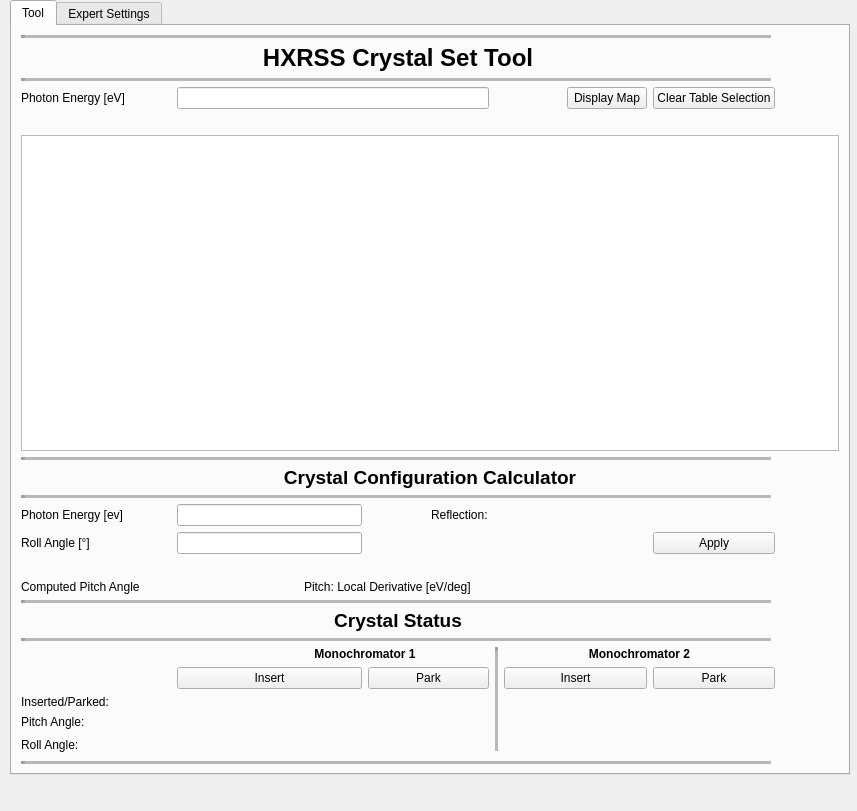
Old version of the form hxrss_main_window.ui in the repository marcguetg/hxrss.
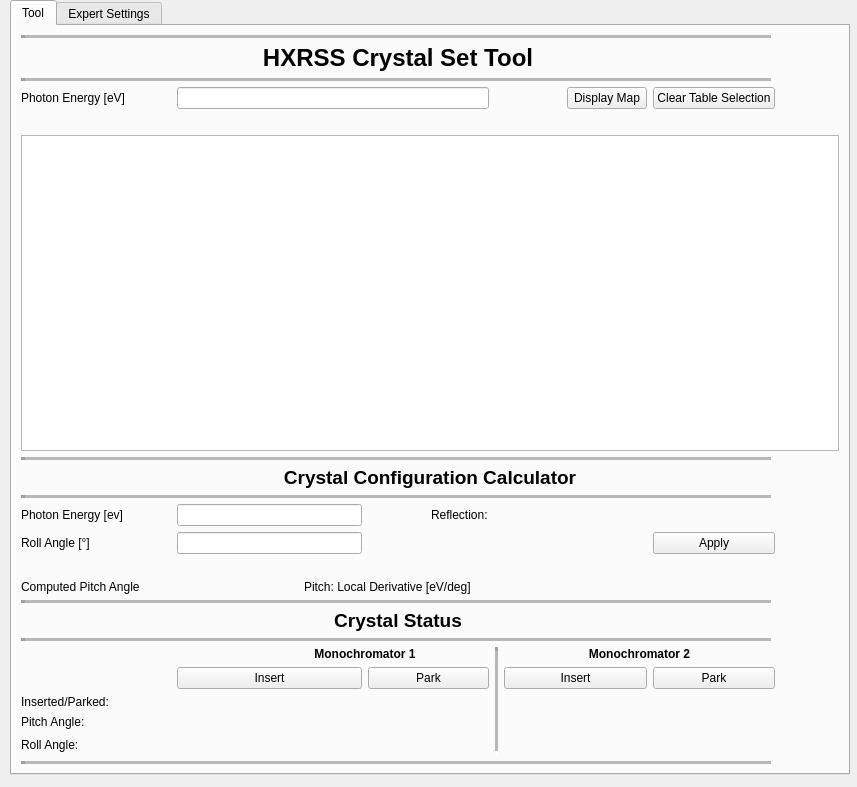
New version of the form.

Commit message: changed pitch axis convention

```diff
--- a/hxrss_main_window.ui
+++ b/hxrss_main_window.ui
@@ -7,7 +7,7 @@
     <x>0</x>
     <y>0</y>
     <width>857</width>
-    <height>811</height>
+    <height>787</height>
    </rect>
   </property>
   <property name="contextMenuPolicy">
```
The commit also changes 1 other file.
